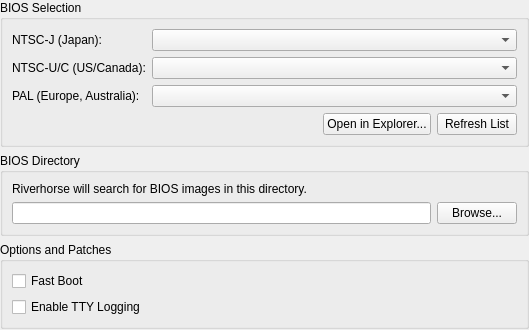
The window that src/riverhorse-qt/biossettingswidget.ui (thenotoriousfox/riverhorse) describes before a commit, drawn with Qt 5.
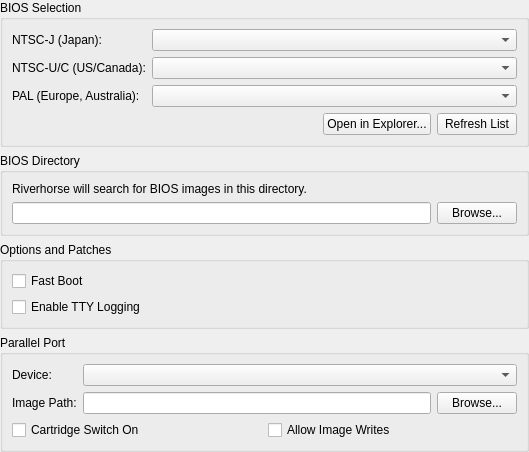
The same window after the commit.

Commit message: Emulate the Xplorer cheat cartridge on the parallel port

```diff
--- a/src/riverhorse-qt/biossettingswidget.ui
+++ b/src/riverhorse-qt/biossettingswidget.ui
@@ -170,6 +170,64 @@
      </layout>
     </widget>
    </item>
+   <item>
+    <widget class="QGroupBox" name="parallelPortGroupBox">
+     <property name="title">
+      <string>Parallel Port</string>
+     </property>
+     <layout class="QFormLayout" name="parallelPortLayout">
+      <item row="0" column="0">
+       <widget class="QLabel" name="parallelPortDeviceLabel">
+        <property name="text">
+         <string>Device:</string>
+        </property>
+       </widget>
+      </item>
+      <item row="0" column="1">
+       <widget class="QComboBox" name="parallelPortDevice"/>
+      </item>
+      <item row="1" column="0">
+       <widget class="QLabel" name="parallelPortImagePathLabel">
+        <property name="text">
+         <string>Image Path:</string>
+        </property>
+       </widget>
+      </item>
+      <item row="1" column="1">
+       <layout class="QHBoxLayout" name="parallelPortImagePathLayout">
+        <item>
+         <widget class="QLineEdit" name="parallelPortImagePath"/>
+        </item>
+        <item>
+         <widget class="QPushButton" name="parallelPortImagePathBrowse">
+          <property name="text">
+           <string>Browse...</string>
+          </property>
+         </widget>
+        </item>
+       </layout>
+      </item>
+      <item row="2" column="0" colspan="2">
+       <layout class="QHBoxLayout" name="parallelPortOptionsLayout">
+        <item>
+         <widget class="QCheckBox" name="parallelPortSwitchOn">
+          <property name="text">
+           <string>Cartridge Switch On</string>
+          </property>
+         </widget>
+        </item>
+        <item>
+         <widget class="QCheckBox" name="parallelPortImageWrites">
+          <property name="text">
+           <string>Allow Image Writes</string>
+          </property>
+         </widget>
+        </item>
+       </layout>
+      </item>
+     </layout>
+    </widget>
+   </item>
    <item>
     <spacer name="verticalSpacer">
      <property name="orientation">
```
The commit also changes 17 other files.
